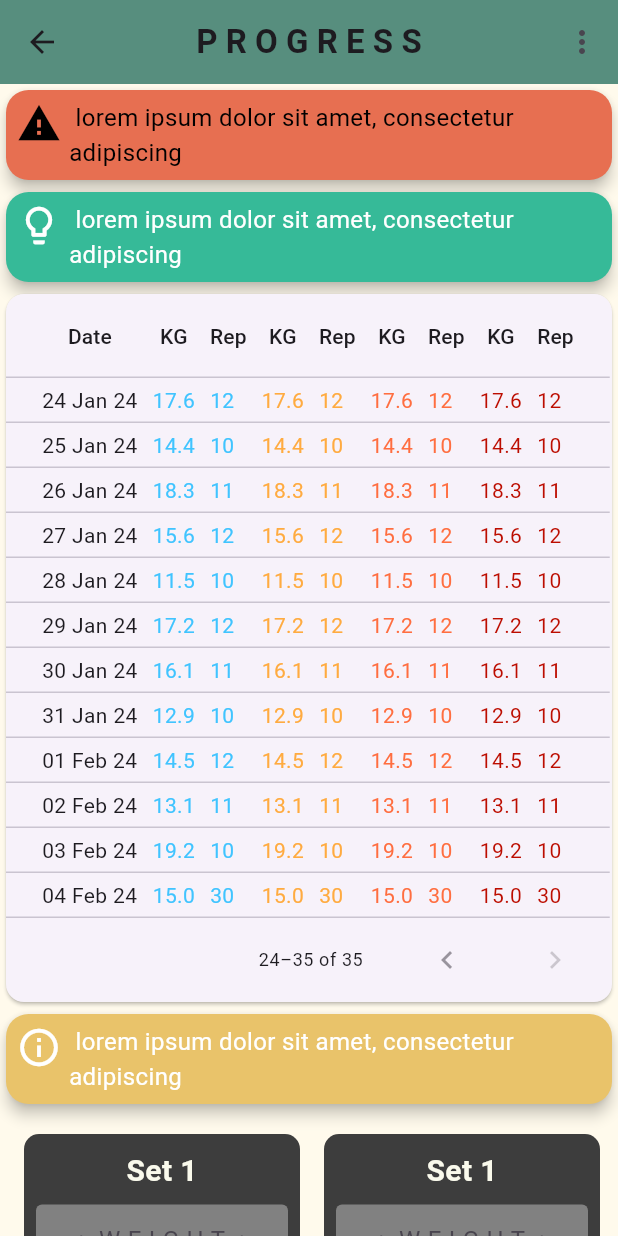
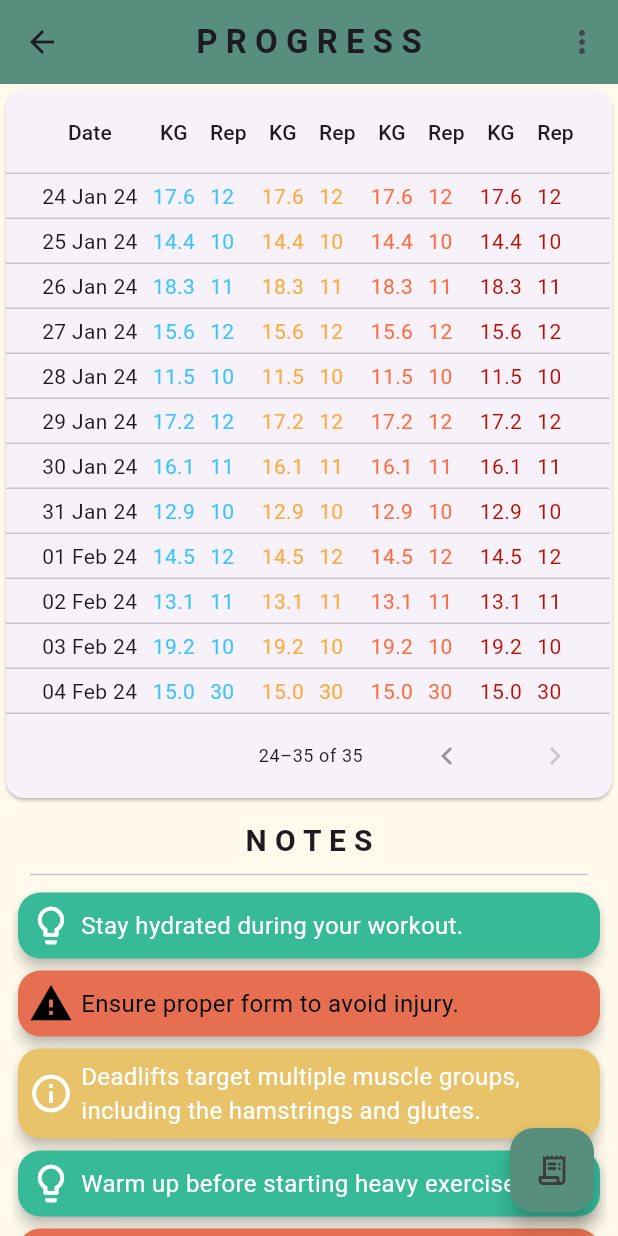
Before and after one commit to Hackim7200/WorkoutTracker, a Flutter app: the Progress screen opened by its route, on a phone screen of 412 x 824 dp. Run offline on Flutter 3.47's test engine with Material 3 defaults, Android fonts, the phone set to English and light mode, and no system bars.

Commit message:
I have added page where you can add new routine and exercise

```diff
--- a/lib/components/set_input.dart
+++ b/lib/components/set_input.dart
@@ -25,7 +25,7 @@ class SetInput extends StatelessWidget {
                     child: Column(
                       children: [
                         SizedBox(height: 10),
-                        Text("Set 1",
+                        Text("Set ${index + 1}",
                             style: TextStyle(
                                 color: Color.fromRGBO(250, 250, 236, 1),
                                 fontWeight: FontWeight.bold,
--- a/lib/components/note.dart
+++ b/lib/pages/Notes/note.dart
@@ -2,8 +2,8 @@ import 'package:flutter/material.dart';
 
 class Note extends StatelessWidget {
   final String type;
-  final List<String> messages;
-  const Note({super.key, required this.type, required this.messages});
+  final String message;
+  const Note({super.key, required this.type, required this.message});
 
   @override
   Widget build(BuildContext context) {
@@ -45,7 +45,7 @@ class Note extends StatelessWidget {
           crossAxisAlignment: CrossAxisAlignment.start,
           children: [
             Row(
-              crossAxisAlignment: CrossAxisAlignment.start,
+              crossAxisAlignment: CrossAxisAlignment.center,
               children: [
                 Icon(
                   noteIcon.icon,
@@ -55,7 +55,7 @@ class Note extends StatelessWidget {
                 SizedBox(width: 5),
                 Expanded(
                   child: Text(
-                    " lorem ipsum dolor sit amet, consectetur adipiscing ",
+                    message,
                     style: TextStyle(
                       fontSize: 16,
                       color: noteText,
--- /dev/null
+++ b/lib/pages/Notes/notes.dart
@@ -0,0 +1,49 @@
+import 'package:flutter/material.dart';
+import 'package:workout_tracker/pages/Notes/note.dart';
+
+class Notes extends StatelessWidget {
+  const Notes({super.key});
+
+  @override
+  Widget build(BuildContext context) {
+    final List<List<String>> messages = [
+      ["tips", "Stay hydrated during your workout."],
+      ["caution", "Ensure proper form to avoid injury."],
+      [
+        "info",
+        "Deadlifts target multiple muscle groups, including the hamstrings and glutes."
+      ],
+      ["tips", "Warm up before starting heavy exercises."],
+      ["caution", "Avoid overloading the barbell beyond your capacity."],
+      [
+        "info",
+        "Face pulls help strengthen the rear delts and improve posture."
+      ],
+      [
+        "info",
+        "Face pulls help strengthen the rear delts and improve posture."
+      ],
+      [
+        "info",
+        "Face pulls help strengthen the rear delts and improve posture."
+      ],
+      [
+        "info",
+        "Face pulls help strengthen the rear delts and improve posture."
+      ],
+    ];
+
+    return Expanded(
+      child: Padding(
+        padding: const EdgeInsets.only(bottom: 0, left: 8, right: 8),
+        child: ListView.builder(
+          shrinkWrap: true, //
+          itemCount: messages.length,
+          itemBuilder: (context, index) {
+            return Note(type: messages[index][0], message: messages[index][1]);
+          },
+        ),
+      ),
+    );
+  }
+}
--- a/lib/pages/progress/progress.dart
+++ b/lib/pages/progress/progress.dart
@@ -1,8 +1,8 @@
 import 'package:flutter/material.dart';
 import 'package:workout_tracker/components/my_data.dart';
-import 'package:workout_tracker/components/note.dart';
 import 'package:workout_tracker/components/prorgess_table.dart';
 import 'package:workout_tracker/components/set_input.dart';
+import 'package:workout_tracker/pages/Notes/notes.dart';
 
 class Progress extends StatefulWidget {
   Progress({super.key});
@@ -21,6 +21,32 @@ class _ProgressState extends State<Progress> {
 
   @override
   Widget build(BuildContext context) {
+    void showBottomSheet(context) {
+      showModalBottomSheet(
+        context: context,
+        builder: (BuildContext context) {
+          return Container(
+            color: scaffoldColor, // Background color of bottom sheet
+            child: Center(
+                child: Column(
+              children: [
+                SizedBox(height: 10),
+                Text(
+                  "Record your sets",
+                  style: TextStyle(fontSize: 20, fontWeight: FontWeight.bold),
+                ),
+                Padding(
+                  padding: const EdgeInsets.only(left: 20, right: 20),
+                  child: Divider(),
+                ),
+                SetInput(),
+              ],
+            )),
+          );
+        },
+      );
+    }
+
     return Scaffold(
       backgroundColor: scaffoldColor,
       appBar: AppBar(
@@ -32,17 +58,29 @@ class _ProgressState extends State<Progress> {
         backgroundColor: appBarColor,
         actions: [IconButton(onPressed: () {}, icon: Icon(Icons.more_vert))],
       ),
-      body: SingleChildScrollView(
-        child: Column(
-          children: [
-            Note(type: "caution", messages: ["Please fill in all fields."]),
-            Note(type: "tips", messages: ["This is a note card."]),
-            ProrgessTable(),
-            Note(type: "info", messages: ["This is a note card."]),
-            SetInput(),
-            SizedBox(height: 100),
-          ],
-        ),
+      floatingActionButton: FloatingActionButton(
+        backgroundColor: floatingIconColor,
+        foregroundColor: textColor,
+        child: Icon(Icons.receipt_long_rounded),
+        onPressed: () {
+          showBottomSheet(context);
+        },
+      ),
+      body: Column(
+        children: [
+          ProrgessTable(),
+          SizedBox(height: 10),
+          Text(
+            "N O T E S",
+            style: TextStyle(fontSize: 20, fontWeight: FontWeight.bold),
+          ),
+          Padding(
+            padding: const EdgeInsets.only(left: 20, right: 20),
+            child: Divider(),
+          ),
+          Notes(),
+          // SizedBox(height: 100),
+        ],
       ),
     );
   }
--- a/lib/pages/routine/routine.dart
+++ b/lib/pages/routine/routine.dart
@@ -1,5 +1,6 @@
 import 'package:flutter/material.dart';
 import 'package:workout_tracker/components/routine_tile.dart';
+import 'package:workout_tracker/pages/routine/add_routine.dart';
 import 'package:workout_tracker/pages/routine/routine_options.dart';
 import 'package:workout_tracker/pages/exercise/exercises.dart';
 
@@ -86,9 +87,9 @@ class Routine extends StatelessWidget {
           IconButton(
               onPressed: () {
                 Navigator.push(context,
-                    MaterialPageRoute(builder: (context) => HomePageOption()));
+                    MaterialPageRoute(builder: (context) => AddRoutine()));
               },
-              icon: Icon(Icons.more_vert))
+              icon: Icon(Icons.add_box))
         ],
       ),
       body: Padding(
```
Also changed, not shown: lib/pages/exercise/add_exercise.dart (added, +156 -0 lines), lib/pages/exercise/example.dart (added, +71 -0 lines), lib/pages/exercise/exercises.dart (+6 -6 lines), lib/pages/routine/add_routine.dart (added, +124 -0 lines), lib/pages/routine/routine_card.dart (renamed from lib/pages/routine_card.dart).
